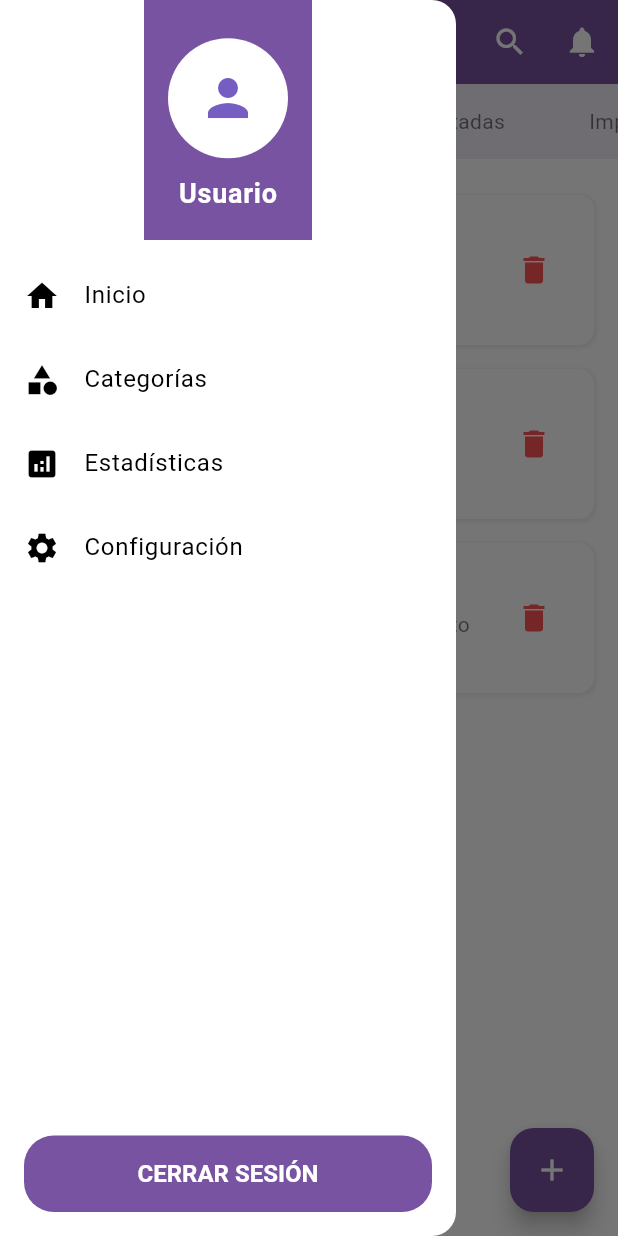
After one commit to MarcoPuenayan/Flutter-Login-Task-Push, a Flutter app: the TaskListScreen screen opened directly, with the side drawer open, on a phone screen of 412 x 824 dp. The commit adds this screen. Run offline on Flutter 3.47's test engine with Material 3 defaults, Android fonts, the phone set to English and light mode, and no system bars; our stand-ins replace firebase_auth, firebase_core, get_it, loading_animation_widget, rxdart; accounts and stored records are empty.

Commit message:
Lista de tareas

```diff
--- a/lib/main.dart
+++ b/lib/main.dart
@@ -17,6 +17,7 @@ class MyApp extends StatelessWidget {
   @override
   Widget build(BuildContext context) {
     return MaterialApp(
+      debugShowCheckedModeBanner: false,
       title: 'Flutter Firebase Login',
       theme: ThemeConfig.geneticsTheme,
       home: LoginScreen(),
--- /dev/null
+++ b/lib/models/task.dart
@@ -0,0 +1,13 @@
+class Task {
+  String id;
+  String title;
+  String description;
+  bool isCompleted;
+
+  Task({
+    required this.id,
+    required this.title,
+    required this.description,
+    this.isCompleted = false,
+  });
+}
--- a/lib/ui/screens/login_screen.dart
+++ b/lib/ui/screens/login_screen.dart
@@ -3,6 +3,7 @@ import 'package:flutter_firebase_login/bloc/interfaces/auth_bloc.dart';
 import 'package:flutter_firebase_login/models/auth_user.dart';
 import 'package:flutter_firebase_login/ui/screens/error_screen.dart';
 import 'package:flutter_firebase_login/ui/screens/success_screen.dart';
+import 'package:flutter_firebase_login/ui/screens/task_manager_app.dart';
 import 'package:flutter_firebase_login/ui/widgets/bordered_text_field.dart';
 import 'package:flutter_firebase_login/ui/widgets/login_button.dart';
 import 'package:flutter_firebase_login/utils/auth_states.dart';
@@ -40,7 +41,8 @@ class _LoginScreenState extends State<LoginScreen> {
     if (user != null) {
       Navigator.pushReplacement(
         context,
-        MaterialPageRoute(builder: (context) => SuccessScreen()),
+       // MaterialPageRoute(builder: (context) => SuccessScreen()),
+        MaterialPageRoute(builder: (context) => TaskManagerApp()),
       );
     } else {
       _onError("Incorrect email or password");
--- /dev/null
+++ b/lib/ui/screens/task_list_screen.dart
@@ -0,0 +1,395 @@
+
+import 'package:flutter/cupertino.dart';
+import 'package:flutter/material.dart';
+import 'package:loading_animation_widget/loading_animation_widget.dart';
+
+import '../../models/task.dart';
+import '../widgets/task_button.dart';
+import 'add_task_screen.dart';
+
+class TaskListScreen extends StatefulWidget {
+  const TaskListScreen({Key? key}) : super(key: key);
+
+  @override
+  _TaskListScreenState createState() => _TaskListScreenState();
+}
+
+class _TaskListScreenState extends State<TaskListScreen> {
+  final List<Task> _tasks = [];
+  bool _isLoading = false;
+  String _currentCategory = "Todas";
+  final List<String> _categories = ["Todas", "Pendientes", "Completadas", "Importantes"];
+
+  void _addTask(String title, String description) {
+    setState(() {
+      _tasks.add(Task(
+        id: DateTime.now().toString(),
+        title: title,
+        description: description,
+      ));
+    });
+  }
+
+  void _deleteTask(String id) {
+    setState(() {
+      _tasks.removeWhere((task) => task.id == id);
+    });
+  }
+
+  void _toggleTaskCompletion(String id) {
+    setState(() {
+      final taskIndex = _tasks.indexWhere((task) => task.id == id);
+      if (taskIndex != -1) {
+        _tasks[taskIndex].isCompleted = !_tasks[taskIndex].isCompleted;
+      }
+    });
+  }
+
+  void _simulateLoading() async {
+    setState(() {
+      _isLoading = true;
+    });
+    await Future.delayed(const Duration(milliseconds: 800));
+    setState(() {
+      _isLoading = false;
+    });
+  }
+
+  List<Task> _getFilteredTasks() {
+    switch (_currentCategory) {
+      case "Pendientes":
+        return _tasks.where((task) => !task.isCompleted).toList();
+      case "Completadas":
+        return _tasks.where((task) => task.isCompleted).toList();
+      default:
+        return _tasks;
+    }
+  }
+
+  @override
+  void initState() {
+    super.initState();
+    _simulateLoading();
+
+    // Agregar algunas tareas de ejemplo
+    _tasks.add(Task(
+      id: '1',
+      title: 'Revisar documentación',
+      description: 'Leer sobre los nuevos componentes de Flutter',
+      isCompleted: false,
+    ));
+
+    _tasks.add(Task(
+      id: '2',
+      title: 'Implementar diseño',
+      description: 'Aplicar los nuevos estilos al proyecto',
+      isCompleted: true,
+    ));
+
+    _tasks.add(Task(
+      id: '3',
+      title: 'Refactorizar código',
+      description: 'Mejorar la estructura del proyecto para mayor mantenibilidad',
+      isCompleted: false,
+    ));
+  }
+
+  @override
+  Widget build(BuildContext context) {
+    final filteredTasks = _getFilteredTasks();
+
+    return Scaffold(
+      appBar: AppBar(
+        title: const Text(
+          'Gestor de Tareas',
+          style: TextStyle(color: Colors.white, fontWeight: FontWeight.bold),
+        ),
+        backgroundColor: Theme.of(context).primaryColor,
+        elevation: 0,
+        actions: [
+          IconButton(
+            icon: const Icon(Icons.search, color: Colors.white),
+            onPressed: () {
+              // Implementar búsqueda
+            },
+          ),
+          IconButton(
+            icon: const Icon(Icons.notifications, color: Colors.white),
+            onPressed: () {
+              // Implementar notificaciones
+            },
+          ),
+        ],
+      ),
+      drawer: _buildDrawer(),
+      body: Column(
+        children: [
+          _buildCategoryTabs(),
+          Expanded(
+            child: _isLoading
+                ? _buildLoader()
+                : filteredTasks.isEmpty
+                ? _buildEmptyState()
+                : _buildTaskList(filteredTasks),
+          ),
+        ],
+      ),
+      floatingActionButton: FloatingActionButton(
+        onPressed: () {
+          Navigator.of(context).push(
+            MaterialPageRoute(
+              builder: (ctx) => AddTaskScreen(
+                onAddTask: _addTask,
+              ),
+            ),
+          );
+        },
+        backgroundColor: Theme.of(context).primaryColor,
+        child: const Icon(Icons.add, color: Colors.white),
+      ),
+    );
+  }
+
+  Widget _buildDrawer() {
+    return Drawer(
+      child: Column(
+        children: [
+          DrawerHeader(
+            decoration: BoxDecoration(
+              color: Theme.of(context).primaryColor,
+            ),
+            child: Column(
+              mainAxisAlignment: MainAxisAlignment.center,
+              children: [
+                const CircleAvatar(
+                  radius: 40,
+                  backgroundColor: Colors.white,
+                  child: Icon(
+                    Icons.person,
+                    size: 40,
+                    color: Color(0xFF755DC1),
+                  ),
+                ),
+                const SizedBox(height: 10),
+                const Text(
+                  'Usuario',
+                  style: TextStyle(
+                    color: Colors.white,
+                    fontSize: 18,
+                    fontWeight: FontWeight.bold,
+                  ),
+                ),
+              ],
+            ),
+          ),
+          ListTile(
+            leading: const Icon(Icons.home),
+            title: const Text('Inicio'),
+            onTap: () {
+              Navigator.pop(context);
+            },
+          ),
+          ListTile(
+            leading: const Icon(Icons.category),
+            title: const Text('Categorías'),
+            onTap: () {
+              Navigator.pop(context);
+              // Navegar a pantalla de categorías
+            },
+          ),
+          ListTile(
+            leading: const Icon(Icons.analytics),
+            title: const Text('Estadísticas'),
+            onTap: () {
+              Navigator.pop(context);
+              // Navegar a pantalla de estadísticas
+            },
+          ),
+          ListTile(
+            leading: const Icon(Icons.settings),
+            title: const Text('Configuración'),
+            onTap: () {
+              Navigator.pop(context);
+              // Navegar a configuración
+            },
+          ),
+          const Spacer(),
+          Padding(
+            padding: const EdgeInsets.all(16.0),
+            child: TaskButton(
+              onPressed: () {
+                // Implementar logout
+                Navigator.pop(context);
+              },
+              text: "CERRAR SESIÓN",
+            ),
+          ),
+        ],
+      ),
+    );
+  }
+
+  Widget _buildCategoryTabs() {
+    return Container(
+      height: 50,
+      decoration: BoxDecoration(
+        color: Theme.of(context).primaryColor.withOpacity(0.1),
+      ),
+      child: ListView.builder(
+        scrollDirection: Axis.horizontal,
+        itemCount: _categories.length,
+        itemBuilder: (context, index) {
+          final category = _categories[index];
+          final isSelected = category == _currentCategory;
+
+          return GestureDetector(
+            onTap: () {
+              setState(() {
+                _currentCategory = category;
+              });
+            },
+            child: Container(
+              padding: const EdgeInsets.symmetric(horizontal: 24),
+              margin: const EdgeInsets.symmetric(vertical: 8, horizontal: 4),
+              decoration: BoxDecoration(
+                color: isSelected ? Theme.of(context).primaryColor : Colors.transparent,
+                borderRadius: BorderRadius.circular(20),
+              ),
+              child: Center(
+                child: Text(
+                  category,
+                  style: TextStyle(
+                    color: isSelected ? Colors.white : Colors.black54,
+                    fontWeight: isSelected ? FontWeight.bold : FontWeight.normal,
+                  ),
+                ),
+              ),
+            ),
+          );
+        },
+      ),
+    );
+  }
+
+  Widget _buildLoader() {
+    return Center(
+      child: LoadingAnimationWidget.staggeredDotsWave(
+        color: Theme.of(context).primaryColor,
+        size: 70,
+      ),
+    );
+  }
+
+  Widget _buildEmptyState() {
+    return Center(
+      child: Column(
+        mainAxisAlignment: MainAxisAlignment.center,
+        children: [
+          Icon(
+            Icons.check_box_outline_blank,
+            size: 100,
+            color: Colors.grey[300],
+          ),
+          const SizedBox(height: 20),
+          Text(
+            'No hay tareas. ¡Agrega una nueva!',
+            style: TextStyle(
+              color: Colors.grey[500],
+              fontSize: 18,
+            ),
+          ),
+        ],
+      ),
+    );
+  }
+
+  Widget _buildTaskList(List<Task> tasks) {
+    return ListView.builder(
+      padding: const EdgeInsets.all(16),
+      itemCount: tasks.length,
+      itemBuilder: (ctx, index) {
+        final task = tasks[index];
+        return Dismissible(
+          key: Key(task.id),
+          background: Container(
+            margin: const EdgeInsets.symmetric(vertical: 8),
+            decoration: BoxDecoration(
+              color: Theme.of(context).colorScheme.error,
+              borderRadius: BorderRadius.circular(10),
+            ),
+            alignment: Alignment.centerRight,
+            padding: const EdgeInsets.only(right: 20),
+            child: const Icon(
+              Icons.delete,
+              color: Colors.white,
+            ),
+          ),
+          direction: DismissDirection.endToStart,
+          onDismissed: (direction) {
+            _deleteTask(task.id);
+            ScaffoldMessenger.of(context).showSnackBar(
+              SnackBar(
+                content: Text('Tarea "${task.title}" eliminada'),
+                duration: const Duration(seconds: 2),
+              ),
+            );
+          },
+          child: Container(
+            margin: const EdgeInsets.symmetric(vertical: 8),
+            decoration: BoxDecoration(
+              color: Colors.white,
+              borderRadius: BorderRadius.circular(10),
+              boxShadow: [
+                BoxShadow(
+                  color: Colors.grey.withOpacity(0.2),
+                  spreadRadius: 1,
+                  blurRadius: 2,
+                  offset: const Offset(0, 1),
+                ),
+              ],
+            ),
+            child: ListTile(
+              contentPadding: const EdgeInsets.symmetric(horizontal: 16, vertical: 8),
+              leading: Transform.scale(
+                scale: 1.2,
+                child: Checkbox(
+                  value: task.isCompleted,
+                  onChanged: (_) => _toggleTaskCompletion(task.id),
+                  activeColor: Theme.of(context).primaryColor,
+                  shape: RoundedRectangleBorder(
+                    borderRadius: BorderRadius.circular(4),
+                  ),
+                ),
+              ),
+              title: Text(
+                task.title,
+                style: TextStyle(
+                  fontSize: 16,
+                  fontWeight: FontWeight.w600,
+                  decoration: task.isCompleted
+                      ? TextDecoration.lineThrough
+                      : null,
+                  color: task.isCompleted ? Colors.grey : const Color(0xFF393939),
+                ),
+              ),
+              subtitle: Padding(
+                padding: const EdgeInsets.only(top: 4),
+                child: Text(
+                  task.description,
+                  style: TextStyle(
+                    fontSize: 14,
+                    color: task.isCompleted ? Colors.grey : Colors.black54,
+                  ),
+                ),
+              ),
+              trailing: IconButton(
+                icon: const Icon(Icons.delete, color: Colors.redAccent),
+                onPressed: () => _deleteTask(task.id),
+              ),
+            ),
+          ),
+        );
+      },
+    );
+  }
+}
--- /dev/null
+++ b/lib/ui/widgets/task_button.dart
@@ -0,0 +1,36 @@
+
+import 'dart:ui';
+
+import 'package:flutter/cupertino.dart';
+import 'package:flutter/material.dart';
+
+class TaskButton extends StatelessWidget {
+  final VoidCallback onPressed;
+  final String text;
+
+  const TaskButton({
+    Key? key,
+    required this.onPressed,
+    required this.text,
+  }) : super(key: key);
+
+  @override
+  Widget build(BuildContext context) {
+    return TextButton(
+      onPressed: onPressed,
+      style: ButtonStyle(
+        backgroundColor: MaterialStateProperty.all(Theme.of(context).primaryColor),
+        foregroundColor: MaterialStateProperty.all(Colors.white),
+        padding: MaterialStateProperty.all(const EdgeInsets.symmetric(vertical: 16)),
+        minimumSize: MaterialStateProperty.all(const Size(double.infinity, 50)),
+        shape: MaterialStateProperty.all<RoundedRectangleBorder>(
+          RoundedRectangleBorder(borderRadius: BorderRadius.circular(20)),
+        ),
+      ),
+      child: Text(
+        text,
+        style: const TextStyle(fontSize: 16, fontWeight: FontWeight.bold),
+      ),
+    );
+  }
+}
```
Also changed, not shown: lib/ui/screens/add_task_screen.dart (added, +139 -0 lines), lib/ui/screens/task_manager_app.dart (added, +30 -0 lines), lib/ui/widgets/bordered_text_field.dart (+20 -6 lines), firebase.json, lib/firebase_options.dart, pubspec.lock, 1 other file.
